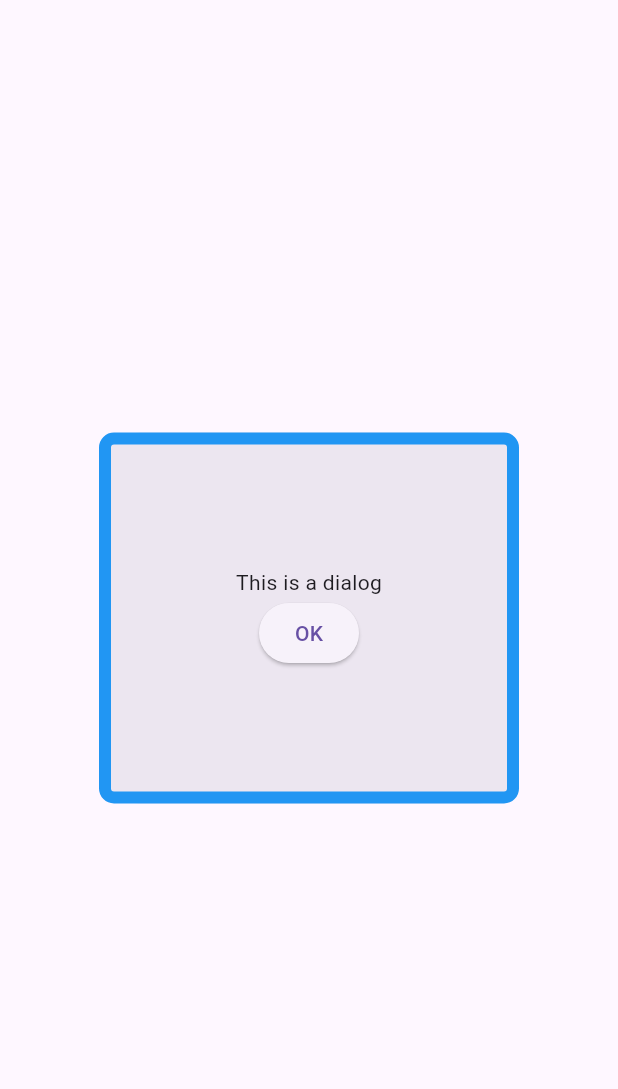
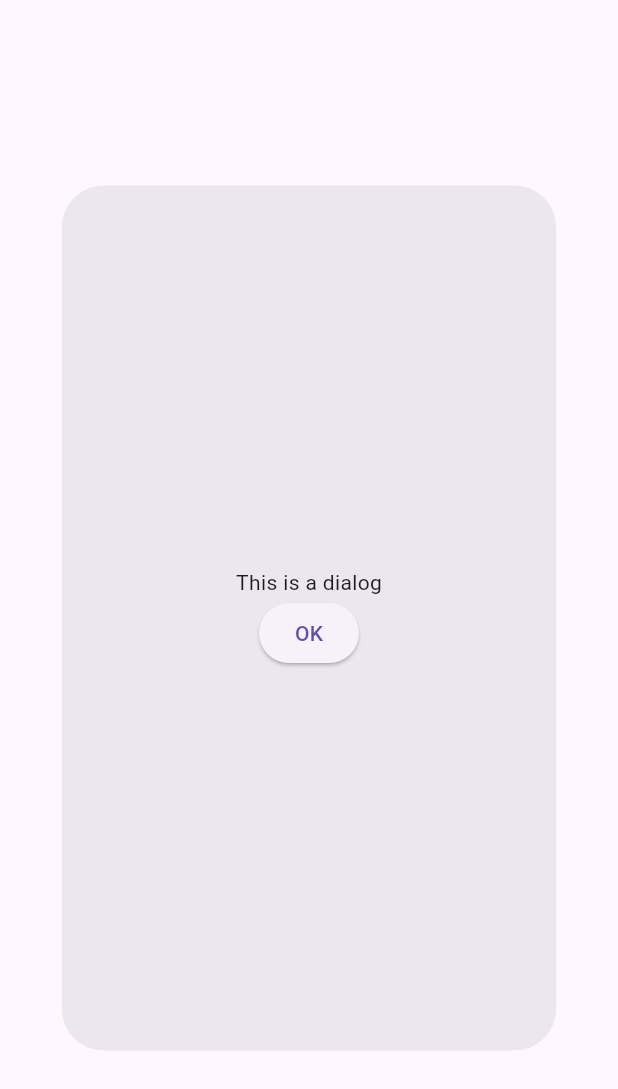
Before and after one commit to izasoerya/fluttermap_geojson_parser_tappable_line, a Flutter app: the ShowDialogPopUp widget shown alone on an empty page, opened directly, on a phone screen of 412 x 824 dp. Shown: the top 1089 px of the screen. Run offline on Flutter 3.47's test engine with Material 3 defaults, Android fonts, the phone set to English and light mode, and no system bars; our stand-ins replace flutter_map; missing offline and left inert: flutter_map_geojson, flutter_map_tappable_polyline, geodesy.

Commit message:
refactor dialog

```diff
--- a/lib/src/maps_page/screen/maps_page.dart
+++ b/lib/src/maps_page/screen/maps_page.dart
@@ -10,7 +10,7 @@ class MapsPage extends StatelessWidget {
       appBar: AppBar(
         title: const Text('Maps Page'),
       ),
-      body: const MapsAPI(),
+      body: MapsAPI(),
     );
   }
 }
--- a/lib/src/maps_page/screen/popup_dialog.dart
+++ b/lib/src/maps_page/screen/popup_dialog.dart
@@ -7,13 +7,9 @@ class ShowDialogPopUp extends StatelessWidget {
   Widget build(BuildContext context) {
     return Dialog(
       child: Container(
-            height: MediaQuery.of(context).size.height * 0.3,
-            width: MediaQuery.of(context).size.width * 0.2,
+          height: MediaQuery.sizeOf(context).height * 0.7,
+          width: MediaQuery.sizeOf(context).width * 0.8,
           decoration: BoxDecoration(
-              border: Border.all(
-                color: Colors.blue,
-                width: 8,
-              ),
             borderRadius: BorderRadius.circular(10),
           ),
           child: Column(
@@ -26,6 +22,7 @@ class ShowDialogPopUp extends StatelessWidget {
                   },
                   child: Text("OK")),
             ],
-            )));
+          )),
+    );
   }
 }
--- a/pubspec.yaml
+++ b/pubspec.yaml
@@ -10,6 +10,7 @@ dependencies:
   flutter:
     sdk: flutter
   flutter_map: ^6.1.0
+  flutter_map_animations: ^0.6.0
   flutter_map_geojson: ^1.0.6
   flutter_map_tappable_polyline: ^6.0.0
   geodesy: ^0.10.2
```
Also changed, not shown: lib/src/maps_page/widget/event_tap.dart (+8 -14 lines), lib/src/maps_page/widget/maps_api.dart (+28 -7 lines), pubspec.lock. Lines whose indentation alone changed are shown as unchanged.
